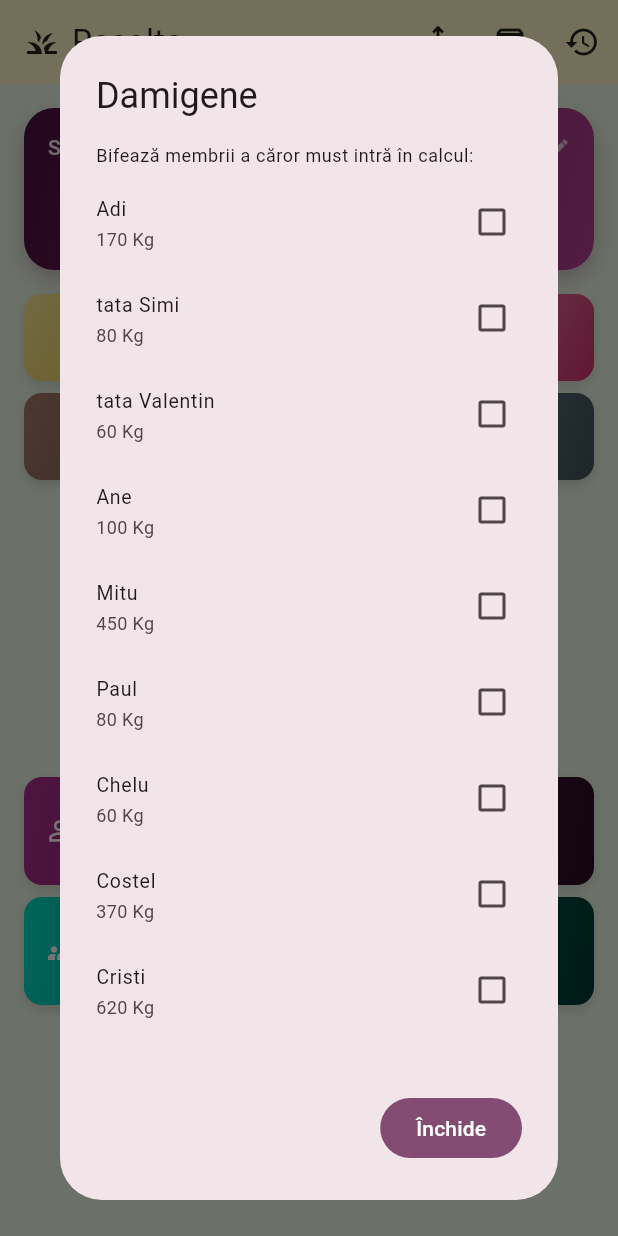
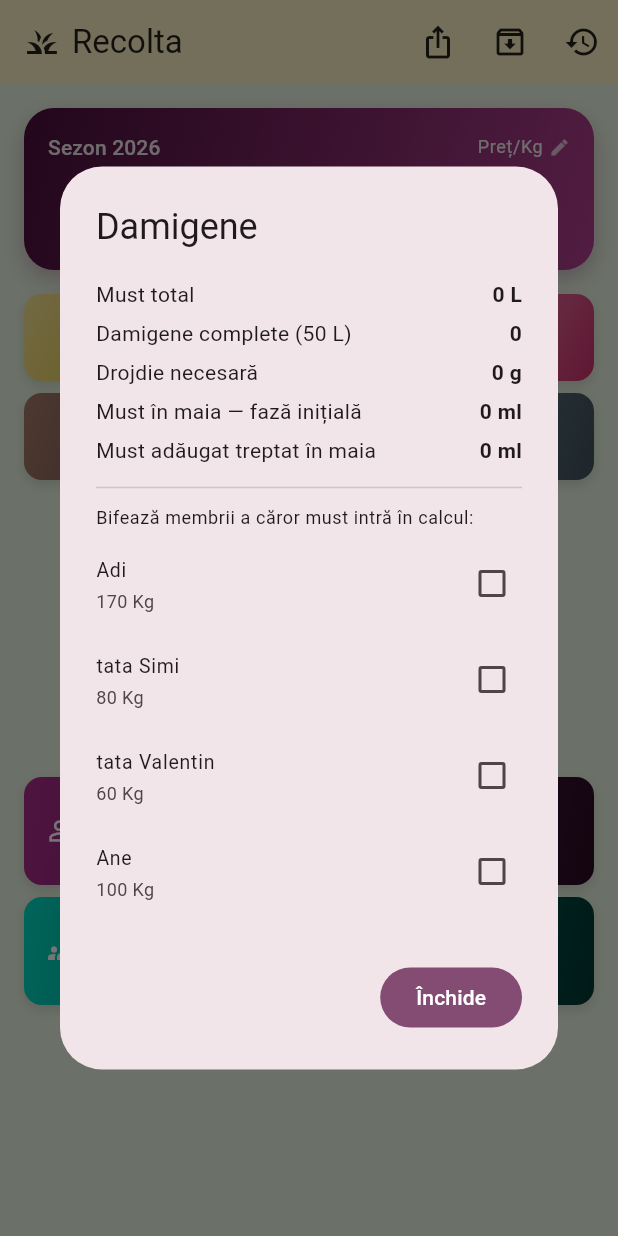
Before and after one commit to kappado2000/recolta, a Flutter app: the screen it shows after launch, after a tap on "Damigene", on a phone screen of 412 x 824 dp. Run offline on Flutter 3.47's test engine with Material 3 defaults, Android fonts, the phone set to English and light mode, and no system bars; our stand-ins replace hive_flutter, pdf, printing, share_plus; missing offline and left inert: excel; accounts and stored records are empty.

Commit message:
Fișa Damigene: rezultatele apar sus, lista de membri are înălțime fixă; Fermentație verde
Co-Authored-By: Claude Sonnet 5 <noreply@anthropic.com>

```diff
--- a/lib/utils/productie_actions.dart
+++ b/lib/utils/productie_actions.dart
@@ -88,46 +88,10 @@ Future<void> showDamigeneCalculator(
           title: const Text('Damigene'),
           content: SizedBox(
             width: double.maxFinite,
-            child: SingleChildScrollView(
             child: Column(
               mainAxisSize: MainAxisSize.min,
               crossAxisAlignment: CrossAxisAlignment.start,
               children: [
-                  Text(
-                    'Bifează membrii a căror must intră în calcul:',
-                    style: Theme.of(ctx).textTheme.bodySmall,
-                  ),
-                  const SizedBox(height: 4),
-                  if (sezon.cumparatori.isEmpty)
-                    const Padding(
-                      padding: EdgeInsets.symmetric(vertical: 12),
-                      child: Text('Nu există cumpărători în acest sezon.'),
-                    )
-                  else
-                    ...sezon.cumparatori.map((c) {
-                      final numeGrupuri = sezon.grupuri
-                          .where((g) => c.groupIds.contains(g.id))
-                          .map((g) => g.nume)
-                          .join(', ');
-                      return CheckboxListTile(
-                        dense: true,
-                        contentPadding: EdgeInsets.zero,
-                        title: Text(c.nume),
-                        subtitle: Text(
-                          '${formatNumber(c.totalKg)} Kg'
-                          '${numeGrupuri.isEmpty ? '' : ' · $numeGrupuri'}',
-                        ),
-                        value: selectati.contains(c.id),
-                        onChanged: (v) => setState(() {
-                          if (v == true) {
-                            selectati.add(c.id);
-                          } else {
-                            selectati.remove(c.id);
-                          }
-                        }),
-                      );
-                    }),
-                  const Divider(height: 24),
                 _linieCalcul(ctx, 'Must total', '${formatNumber(must)} L'),
                 _linieCalcul(
                   ctx,
@@ -150,8 +114,48 @@ Future<void> showDamigeneCalculator(
                   'Must adăugat treptat în maia',
                   '${formatNumber(mustTreptat)} ml',
                 ),
+                const Divider(height: 24),
+                Text(
+                  'Bifează membrii a căror must intră în calcul:',
+                  style: Theme.of(ctx).textTheme.bodySmall,
+                ),
+                const SizedBox(height: 4),
+                if (sezon.cumparatori.isEmpty)
+                  const Padding(
+                    padding: EdgeInsets.symmetric(vertical: 12),
+                    child: Text('Nu există cumpărători în acest sezon.'),
+                  )
+                else
+                  SizedBox(
+                    height: 260,
+                    child: ListView(
+                      shrinkWrap: true,
+                      children: sezon.cumparatori.map((c) {
+                        final numeGrupuri = sezon.grupuri
+                            .where((g) => c.groupIds.contains(g.id))
+                            .map((g) => g.nume)
+                            .join(', ');
+                        return CheckboxListTile(
+                          dense: true,
+                          contentPadding: EdgeInsets.zero,
+                          title: Text(c.nume),
+                          subtitle: Text(
+                            '${formatNumber(c.totalKg)} Kg'
+                            '${numeGrupuri.isEmpty ? '' : ' · $numeGrupuri'}',
+                          ),
+                          value: selectati.contains(c.id),
+                          onChanged: (v) => setState(() {
+                            if (v == true) {
+                              selectati.add(c.id);
+                            } else {
+                              selectati.remove(c.id);
+                            }
+                          }),
+                        );
+                      }).toList(),
+                    ),
+                  ),
               ],
-              ),
             ),
           ),
           actions: [
--- a/lib/widgets/season_summary.dart
+++ b/lib/widgets/season_summary.dart
@@ -145,7 +145,7 @@ class SeasonTotalsGrid extends StatelessWidget {
           child: TotalChip(
             label: 'Fermentație',
             value: _zileFermentatie(sezon),
-            color: const Color(0xFF5D4037),
+            color: Colors.green.shade700,
           ),
         ),
       ],
```
Lines whose indentation alone changed are shown as unchanged.
